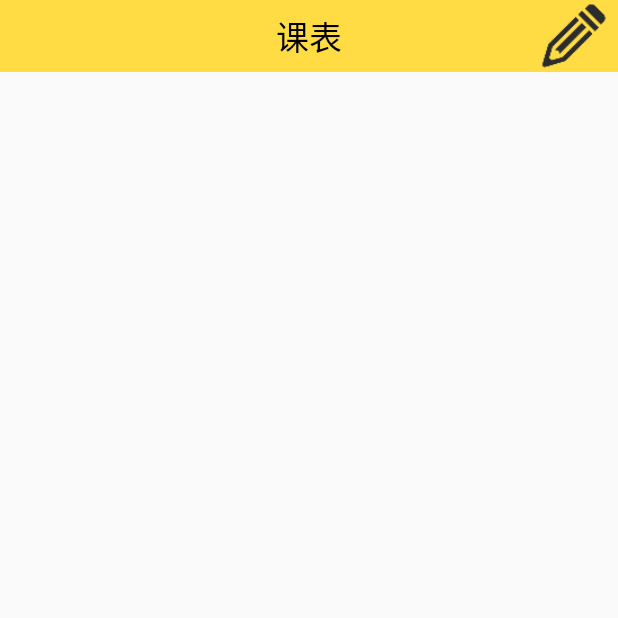
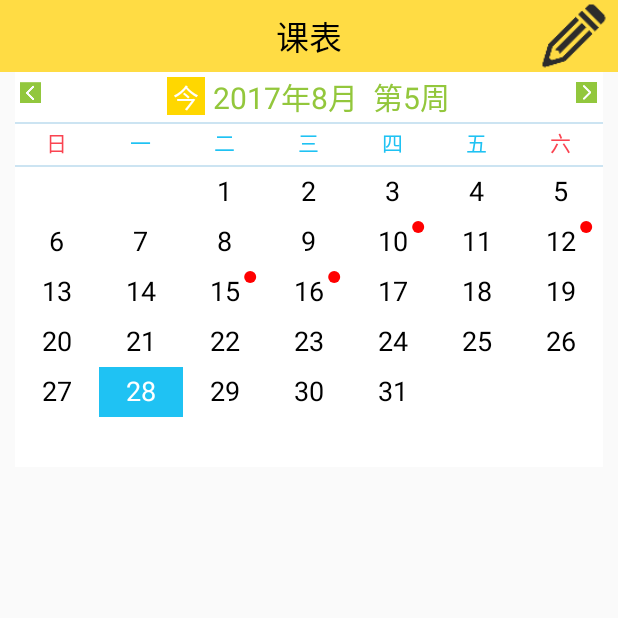
Before and after one commit to Chenxiao223/Cram_Baa, an Android app: the fragment ScheduleFragment shown on its own in the app's theme, on a phone screen of 412 x 824 dp, the top half of it. Run offline under Robolectric (Android 15) with nearby library versions, the phone set to English and light mode, and no system bars.

Commit message:
2017.8.28

```diff
--- a/app/src/main/java/com/example/cram_baa/ui/fragment/HomePageFragment.java
+++ b/app/src/main/java/com/example/cram_baa/ui/fragment/HomePageFragment.java
@@ -61,6 +61,11 @@ public class HomePageFragment extends Fragment implements View.OnClickListener {
         tv_chemistry= (TextView) getView().findViewById(R.id.iv_chemistry);
         tv_biology= (TextView) getView().findViewById(R.id.iv_biology);
         tv_more= (TextView) getView().findViewById(R.id.iv_more);
+        //设置图片和text之间的间距
+        tv_yuwen.setCompoundDrawablePadding(2);
+        tv_english.setCompoundDrawablePadding(2);
+        tv_math.setCompoundDrawablePadding(2);
+        tv_history.setCompoundDrawablePadding(2);
         //获取当前控件的布局对象
         LinearLayout.LayoutParams p_iv_yuwen= (LinearLayout.LayoutParams) tv_yuwen.getLayoutParams();
         p_iv_yuwen.height=height;//设置当前控件布局的高度
--- a/app/src/main/java/com/example/cram_baa/ui/fragment/ScheduleFragment.java
+++ b/app/src/main/java/com/example/cram_baa/ui/fragment/ScheduleFragment.java
@@ -6,16 +6,86 @@ import android.support.v4.app.Fragment;
 import android.view.LayoutInflater;
 import android.view.View;
 import android.view.ViewGroup;
+import android.widget.ImageView;
+import android.widget.TextView;
+import android.widget.Toast;
 
 import com.example.cram_baa.R;
+import com.example.cram_baa.util.MonthDateView;
+
+import java.util.ArrayList;
+import java.util.List;
 
 /**
  * Created by Administrator on 2017/7/17 0017.
  */
 public class ScheduleFragment extends Fragment {
+    private ImageView iv_left;
+    private ImageView iv_right;
+    private TextView tv_date;
+    private TextView tv_week;
+    private TextView tv_today;
+    private MonthDateView monthDateView;
+
     @Nullable
     @Override
     public View onCreateView(LayoutInflater inflater, ViewGroup container, Bundle savedInstanceState) {
         return inflater.inflate(R.layout.fragment_schedule,container,false);
     }
+
+    @Override
+    public void onActivityCreated(@Nullable Bundle savedInstanceState) {
+        super.onActivityCreated(savedInstanceState);
+        initView();
+    }
+
+    public void initView(){
+        List<Integer> list = new ArrayList<Integer>();
+        list.add(10);
+        list.add(12);
+        list.add(15);
+        list.add(16);
+        iv_left = (ImageView) getView().findViewById(R.id.iv_left);
+        iv_right = (ImageView) getView().findViewById(R.id.iv_right);
+        monthDateView = (MonthDateView) getView().findViewById(R.id.monthDateView);
+        tv_date = (TextView) getView().findViewById(R.id.date_text);
+        tv_week  =(TextView) getView().findViewById(R.id.week_text);
+        tv_today = (TextView) getView().findViewById(R.id.tv_today);
+        monthDateView.setTextView(tv_date,tv_week);
+        monthDateView.setDaysHasThingList(list);
+        monthDateView.setDateClick(new MonthDateView.DateClick() {
+
+            @Override
+            public void onClickOnDate() {
+                Toast.makeText(getContext(), "点击了：" + monthDateView.getmSelDay(), Toast.LENGTH_SHORT).show();
+            }
+        });
+        setOnlistener();
+    }
+
+    private void setOnlistener(){
+        iv_left.setOnClickListener(new View.OnClickListener() {
+
+            @Override
+            public void onClick(View v) {
+                monthDateView.onLeftClick();
+            }
+        });
+
+        iv_right.setOnClickListener(new View.OnClickListener() {
+
+            @Override
+            public void onClick(View v) {
+                monthDateView.onRightClick();
+            }
+        });
+
+        tv_today.setOnClickListener(new View.OnClickListener() {
+
+            @Override
+            public void onClick(View v) {
+                monthDateView.setTodayToView();
+            }
+        });
+    }
 }
--- /dev/null
+++ b/app/src/main/java/com/example/cram_baa/util/DateUtils.java
@@ -0,0 +1,57 @@
+package com.example.cram_baa.util;
+
+import java.util.Calendar;
+
+import android.util.Log;
+
+public class DateUtils {
+	/**
+     * 通过年份和月份 得到当月的日子
+     *
+     * @param year
+     * @param month
+     * @return
+     */
+    public static int getMonthDays(int year, int month) {
+		month++;
+		switch (month) {
+		case 1:
+		case 3:
+		case 5:
+		case 7:
+		case 8:
+		case 10:
+		case 12:
+		    return 31;
+		case 4:
+		case 6:
+		case 9:
+		case 11:
+		    return 30;
+		case 2:
+			if (((year % 4 == 0) && (year % 100 != 0)) || (year % 400 == 0)){
+				return 29;
+			}else{
+				return 28;
+			}
+		default:
+			return  -1;
+		}
+    }
+    /**
+     * 返回当前月份1号位于周几
+     * @param year
+     * 		年份
+     * @param month
+     * 		月份，传入系统获取的，不需要正常的
+     * @return
+     * 	日：1		一：2		二：3		三：4		四：5		五：6		六：7
+     */
+    public static int getFirstDayWeek(int year, int month){
+    	Calendar calendar = Calendar.getInstance();
+    	calendar.set(year, month, 1);
+    	Log.d("DateView", "DateView:First:" + calendar.getFirstDayOfWeek());
+    	return calendar.get(Calendar.DAY_OF_WEEK);
+    }
+
+}
--- /dev/null
+++ b/app/src/main/java/com/example/cram_baa/util/MonthDateView.java
@@ -0,0 +1,334 @@
+package com.example.cram_baa.util;
+
+import java.util.Calendar;
+import java.util.List;
+
+import android.content.Context;
+import android.graphics.Canvas;
+import android.graphics.Color;
+import android.graphics.Paint;
+import android.util.AttributeSet;
+import android.util.DisplayMetrics;
+import android.util.Log;
+import android.view.MotionEvent;
+import android.view.View;
+import android.widget.TextView;
+
+public class MonthDateView extends View {
+	private static final int NUM_COLUMNS = 7;
+	private static final int NUM_ROWS = 6;
+	private Paint mPaint;
+	private int mDayColor = Color.parseColor("#000000");
+	private int mSelectDayColor = Color.parseColor("#ffffff");
+	private int mSelectBGColor = Color.parseColor("#1FC2F3");
+	private int mCurrentColor = Color.parseColor("#ff0000");
+	private int mCurrYear,mCurrMonth,mCurrDay;
+	private int mSelYear,mSelMonth,mSelDay;
+	private int mColumnSize,mRowSize;
+	private DisplayMetrics mDisplayMetrics;
+	private int mDaySize = 18;
+	private TextView tv_date,tv_week;
+	private int weekRow;
+	private int [][] daysString;
+	private int mCircleRadius = 6;
+	private DateClick dateClick;
+	private int mCircleColor = Color.parseColor("#ff0000");
+	private List<Integer> daysHasThingList;
+	public MonthDateView(Context context, AttributeSet attrs) {
+		super(context, attrs);
+		mDisplayMetrics = getResources().getDisplayMetrics();
+		Calendar calendar = Calendar.getInstance();
+		mPaint = new Paint();
+		mCurrYear = calendar.get(Calendar.YEAR);
+		mCurrMonth = calendar.get(Calendar.MONTH);
+		mCurrDay = calendar.get(Calendar.DATE);
+		setSelectYearMonth(mCurrYear,mCurrMonth,mCurrDay);
+	}
+
+	@Override
+	protected void onMeasure(int widthMeasureSpec, int heightMeasureSpec) {
+		super.onMeasure(widthMeasureSpec, heightMeasureSpec);
+	}
+
+	@Override
+	protected void onDraw(Canvas canvas) {
+		initSize();
+		daysString = new int[6][7];
+		mPaint.setTextSize(mDaySize*mDisplayMetrics.scaledDensity);
+		String dayString;
+		int mMonthDays = DateUtils.getMonthDays(mSelYear, mSelMonth);
+		int weekNumber = DateUtils.getFirstDayWeek(mSelYear, mSelMonth);
+		Log.d("DateView", "DateView:" + mSelMonth+"月1号周" + weekNumber);
+		for(int day = 0;day < mMonthDays;day++){
+			dayString = (day + 1) + "";
+			int column = (day+weekNumber - 1) % 7;
+			int row = (day+weekNumber - 1) / 7;
+			daysString[row][column]=day + 1;
+			int startX = (int) (mColumnSize * column + (mColumnSize - mPaint.measureText(dayString))/2);
+			int startY = (int) (mRowSize * row + mRowSize/2 - (mPaint.ascent() + mPaint.descent())/2);
+			if(dayString.equals(mSelDay+"")){
+				//绘制背景色矩形
+				int startRecX = mColumnSize * column;
+				int startRecY = mRowSize * row;
+				int endRecX = startRecX + mColumnSize;
+				int endRecY = startRecY + mRowSize;
+				mPaint.setColor(mSelectBGColor);
+				canvas.drawRect(startRecX, startRecY, endRecX, endRecY, mPaint);
+				//记录第几行，即第几周
+				weekRow = row + 1;
+			}
+			//绘制事务圆形标志
+			drawCircle(row,column,day + 1,canvas);
+			if(dayString.equals(mSelDay+"")){
+				mPaint.setColor(mSelectDayColor);
+			}else if(dayString.equals(mCurrDay+"") && mCurrDay != mSelDay && mCurrMonth == mSelMonth){
+				//正常月，选中其他日期，则今日为红色
+				mPaint.setColor(mCurrentColor);
+			}else{
+				mPaint.setColor(mDayColor);
+			}
+			canvas.drawText(dayString, startX, startY, mPaint);
+			if(tv_date != null){
+				tv_date.setText(mSelYear + "年" + (mSelMonth + 1) + "月");
+			}
+
+			if(tv_week != null){
+				tv_week.setText("第" + weekRow  +"周");
+			}
+		}
+	}
+
+	private void drawCircle(int row,int column,int day,Canvas canvas){
+		if(daysHasThingList != null && daysHasThingList.size() >0){
+			if(!daysHasThingList.contains(day))return;
+			mPaint.setColor(mCircleColor);
+			float circleX = (float) (mColumnSize * column +	mColumnSize*0.8);
+			float circley = (float) (mRowSize * row + mRowSize*0.2);
+			canvas.drawCircle(circleX, circley, mCircleRadius, mPaint);
+		}
+	}
+	@Override
+	public boolean performClick() {
+		return super.performClick();
+	}
+
+	private int downX = 0,downY = 0;
+	@Override
+	public boolean onTouchEvent(MotionEvent event) {
+		int eventCode=  event.getAction();
+		switch(eventCode){
+		case MotionEvent.ACTION_DOWN:
+			downX = (int) event.getX();
+			downY = (int) event.getY();
+			break;
+		case MotionEvent.ACTION_MOVE:
+			break;
+		case MotionEvent.ACTION_UP:
+			int upX = (int) event.getX();
+			int upY = (int) event.getY();
+			if(Math.abs(upX-downX) < 10 && Math.abs(upY - downY) < 10){//点击事件
+				performClick();
+				doClickAction((upX + downX)/2,(upY + downY)/2);
+			}
+			break;
+		}
+		return true;
+	}
+
+	/**
+	 * 初始化列宽行高
+	 */
+	private void initSize(){
+		mColumnSize = getWidth() / NUM_COLUMNS;
+		mRowSize = getHeight() / NUM_ROWS;
+	}
+
+	/**
+	 * 设置年月
+	 * @param year
+	 * @param month
+	 */
+	private void setSelectYearMonth(int year,int month,int day){
+		mSelYear = year;
+		mSelMonth = month;
+		mSelDay = day;
+	}
+	/**
+	 * 执行点击事件
+	 * @param x
+	 * @param y
+	 */
+	private void doClickAction(int x,int y){
+		int row = y / mRowSize;
+		int column = x / mColumnSize;
+		setSelectYearMonth(mSelYear,mSelMonth,daysString[row][column]);
+		invalidate();
+		//执行activity发送过来的点击处理事件
+		if(dateClick != null){
+			dateClick.onClickOnDate();
+		}
+	}
+
+	/**
+	 * 左点击，日历向后翻页
+	 */
+	public void onLeftClick(){
+		int year = mSelYear;
+		int month = mSelMonth;
+		int day = mSelDay;
+		if(month == 0){//若果是1月份，则变成12月份
+			year = mSelYear-1;
+			month = 11;
+		}else if(DateUtils.getMonthDays(year, month) == day){
+			//如果当前日期为该月最后一点，当向前推的时候，就需要改变选中的日期
+			month = month-1;
+			day = DateUtils.getMonthDays(year, month);
+		}else{
+			month = month-1;
+		}
+		setSelectYearMonth(year,month,day);
+		invalidate();
+	}
+
+	/**
+	 * 右点击，日历向前翻页
+	 */
+	public void onRightClick(){
+		int year = mSelYear;
+		int month = mSelMonth;
+		int day = mSelDay;
+		if(month == 11){//若果是12月份，则变成1月份
+			year = mSelYear+1;
+			month = 0;
+		}else if(DateUtils.getMonthDays(year, month) == day){
+			//如果当前日期为该月最后一点，当向前推的时候，就需要改变选中的日期
+			month = month + 1;
+			day = DateUtils.getMonthDays(year, month);
+		}else{
+			month = month + 1;
+		}
+		setSelectYearMonth(year,month,day);
+		invalidate();
+	}
+
+	/**
+	 * 获取选择的年份
+	 * @return
+	 */
+	public int getmSelYear() {
+		return mSelYear;
+	}
+	/**
+	 * 获取选择的月份
+	 * @return
+	 */
+	public int getmSelMonth() {
+		return mSelMonth;
+	}
+	/**
+	 * 获取选择的日期
+	 * @param mSelDay
+	 */
+	public int getmSelDay() {
+		return this.mSelDay;
+	}
+	/**
+	 * 普通日期的字体颜色，默认黑色
+	 * @param mDayColor
+	 */
+	public void setmDayColor(int mDayColor) {
+		this.mDayColor = mDayColor;
+	}
+
+	/**
+	 * 选择日期的颜色，默认为白色
+	 * @param mSelectDayColor
+	 */
+	public void setmSelectDayColor(int mSelectDayColor) {
+		this.mSelectDayColor = mSelectDayColor;
+	}
+
+	/**
+	 * 选中日期的背景颜色，默认蓝色
+	 * @param mSelectBGColor
+	 */
+	public void setmSelectBGColor(int mSelectBGColor) {
+		this.mSelectBGColor = mSelectBGColor;
+	}
+	/**
+	 * 当前日期不是选中的颜色，默认红色
+	 * @param mCurrentColor
+	 */
+	public void setmCurrentColor(int mCurrentColor) {
+		this.mCurrentColor = mCurrentColor;
+	}
+
+	/**
+	 * 日期的大小，默认18sp
+	 * @param mDaySize
+	 */
+	public void setmDaySize(int mDaySize) {
+		this.mDaySize = mDaySize;
+	}
+	/**
+	 * 设置显示当前日期的控件
+	 * @param tv_date
+	 * 		显示日期
+	 * @param tv_week
+	 * 		显示周
+	 */
+	public void setTextView(TextView tv_date,TextView tv_week){
+		this.tv_date = tv_date;
+		this.tv_week = tv_week;
+		invalidate();
+	}
+
+	/**
+	 * 设置事务天数
+	 * @param daysHasThingList
+	 */
+	public void setDaysHasThingList(List<Integer> daysHasThingList) {
+		this.daysHasThingList = daysHasThingList;
+	}
+
+	/***
+	 * 设置圆圈的半径，默认为6
+	 * @param mCircleRadius
+	 */
+	public void setmCircleRadius(int mCircleRadius) {
+		this.mCircleRadius = mCircleRadius;
+	}
+
+	/**
+	 * 设置圆圈的半径
+	 * @param mCircleColor
+	 */
+	public void setmCircleColor(int mCircleColor) {
+		this.mCircleColor = mCircleColor;
+	}
+
+	/**
+	 * 设置日期的点击回调事件
+	 * @author shiwei.deng
+	 *
+	 */
+	public interface DateClick{
+		public void onClickOnDate();
+	}
+
+	/**
+	 * 设置日期点击事件
+	 * @param dateClick
+	 */
+	public void setDateClick(DateClick dateClick) {
+		this.dateClick = dateClick;
+	}
+
+	/**
+	 * 跳转至今天
+	 */
+	public void setTodayToView(){
+		setSelectYearMonth(mCurrYear,mCurrMonth,mCurrDay);
+		invalidate();
+	}
+}
--- /dev/null
+++ b/app/src/main/java/com/example/cram_baa/util/WeekDayView.java
@@ -0,0 +1,138 @@
+package com.example.cram_baa.util;
+
+import android.content.Context;
+import android.graphics.Canvas;
+import android.graphics.Color;
+import android.graphics.Paint;
+import android.graphics.Paint.Style;
+import android.util.AttributeSet;
+import android.util.DisplayMetrics;
+import android.view.View;
+
+public class WeekDayView extends View {
+	//上横线颜色
+	private int mTopLineColor = Color.parseColor("#CCE4F2");
+	//下横线颜色
+	private int mBottomLineColor = Color.parseColor("#CCE4F2");
+	//周一到周五的颜色
+	private int mWeedayColor = Color.parseColor("#1FC2F3");
+	//周六、周日的颜色
+	private int mWeekendColor = Color.parseColor("#fa4451");
+	//线的宽度
+	private int mStrokeWidth = 4;
+	private int mWeekSize = 14;
+	private Paint paint;
+	private DisplayMetrics mDisplayMetrics;
+	private String[] weekString = new String[]{"日","一","二","三","四","五","六"};
+	public WeekDayView(Context context, AttributeSet attrs) {
+		super(context, attrs);
+		mDisplayMetrics = getResources().getDisplayMetrics();
+		paint = new Paint();
+	}
+
+	@Override
+	protected void onMeasure(int widthMeasureSpec, int heightMeasureSpec) {
+		int widthSize = MeasureSpec.getSize(widthMeasureSpec);
+		int widthMode = MeasureSpec.getMode(widthMeasureSpec);
+
+		int heightSize = MeasureSpec.getSize(heightMeasureSpec);
+		int heightMode = MeasureSpec.getMode(heightMeasureSpec);
+
+		if(heightMode == MeasureSpec.AT_MOST){
+			heightSize = mDisplayMetrics.densityDpi * 30;
+		}
+		if(widthMode == MeasureSpec.AT_MOST){
+			widthSize = mDisplayMetrics.densityDpi * 300;
+		}
+		setMeasuredDimension(widthSize, heightSize);
+	}
+
+	@Override
+	protected void onDraw(Canvas canvas) {
+		int width = getWidth();
+		int height = getHeight();
+		//进行画上下线
+		paint.setStyle(Style.STROKE);
+		paint.setColor(mTopLineColor);
+		paint.setStrokeWidth(mStrokeWidth);
+		canvas.drawLine(0, 0, width, 0, paint);
+
+		//画下横线
+		paint.setColor(mBottomLineColor);
+		canvas.drawLine(0, height, width, height, paint);
+		paint.setStyle(Style.FILL);
+		paint.setTextSize(mWeekSize * mDisplayMetrics.scaledDensity);
+		int columnWidth = width / 7;
+		for(int i=0;i < weekString.length;i++){
+			String text = weekString[i];
+			int fontWidth = (int) paint.measureText(text);
+			int startX = columnWidth * i + (columnWidth - fontWidth)/2;
+			int startY = (int) (height/2 - (paint.ascent() + paint.descent())/2);
+			if(text.indexOf("日") > -1|| text.indexOf("六") > -1){
+				paint.setColor(mWeekendColor);
+			}else{
+				paint.setColor(mWeedayColor);
+			}
+			canvas.drawText(text, startX, startY, paint);
+		}
+	}
+
+	/**
+	 * 设置顶线的颜色
+	 * @param mTopLineColor
+	 */
+	public void setmTopLineColor(int mTopLineColor) {
+		this.mTopLineColor = mTopLineColor;
+	}
+
+	/**
+	 * 设置底线的颜色
+	 * @param mBottomLineColor
+	 */
+	public void setmBottomLineColor(int mBottomLineColor) {
+		this.mBottomLineColor = mBottomLineColor;
+	}
+
+	/**
+	 * 设置周一-五的颜色
+	 * @return
+	 */
+	public void setmWeedayColor(int mWeedayColor) {
+		this.mWeedayColor = mWeedayColor;
+	}
+
+	/**
+	 * 设置周六、周日的颜色
+	 * @param mWeekendColor
+	 */
+	public void setmWeekendColor(int mWeekendColor) {
+		this.mWeekendColor = mWeekendColor;
+	}
+
+	/**
+	 * 设置边线的宽度
+	 * @param mStrokeWidth
+	 */
+	public void setmStrokeWidth(int mStrokeWidth) {
+		this.mStrokeWidth = mStrokeWidth;
+	}
+
+
+	/**
+	 * 设置字体的大小
+	 * @param mWeekSize
+	 */
+	public void setmWeekSize(int mWeekSize) {
+		this.mWeekSize = mWeekSize;
+	}
+
+
+	/**
+	 * 设置星期的形式
+	 * @param weekString
+	 * 默认值	"日","一","二","三","四","五","六"
+	 */
+	public void setWeekString(String[] weekString) {
+		this.weekString = weekString;
+	}
+}
--- a/app/src/main/res/layout/fragment_schedule.xml
+++ b/app/src/main/res/layout/fragment_schedule.xml
@@ -19,14 +19,99 @@
             android:textSize="@dimen/activity_title_tvtitle" />
 
         <Button
+
             android:id="@+id/btn_right"
             android:layout_width="48dp"
             android:layout_height="48dp"
-            android:padding="0.2dp"
             android:layout_marginRight="5dp"
             android:background="@drawable/edit"
             android:layout_centerVertical="true"
             android:layout_alignParentRight="true" />
     </RelativeLayout>
 
+    <!-- 日历时间选择栏 -->
+    <RelativeLayout
+        android:layout_width="fill_parent"
+        android:layout_height="wrap_content"
+        android:gravity="center_vertical"
+        android:background="#ffffff"
+        android:layout_marginLeft="10dp"
+        android:layout_marginRight="10dp"
+        android:paddingTop="3dp">
+        <ImageView
+            android:id="@+id/iv_left"
+            android:layout_width="wrap_content"
+            android:layout_height="wrap_content"
+            android:layout_alignParentLeft="true"
+            android:contentDescription="@null"
+            android:background="@drawable/left_arrow" />
+        <ImageView
+            android:id="@+id/iv_right"
+            android:layout_width="wrap_content"
+            android:layout_height="wrap_content"
+            android:layout_alignParentRight="true"
+            android:contentDescription="@null"
+            android:background="@drawable/right_arrow" />
+        <LinearLayout
+            android:id="@+id/date_operator_ll"
+            android:layout_width="fill_parent"
+            android:layout_height="wrap_content"
+            android:layout_gravity="center_vertical"
+            android:gravity="center"
+            android:layout_centerInParent="true"
+            android:orientation="horizontal" >
+            <TextView
+                android:id="@+id/tv_today"
+                android:layout_width="25dp"
+                android:layout_height="25dp"
+                android:layout_marginRight="5dp"
+                android:text="今"
+                android:gravity="center"
+                android:background="#FFD700"
+                android:textColor="#ffffff"
+                android:textSize="17sp" />
+
+            <TextView
+                android:id="@+id/date_text"
+                style="@style/myschedule_current_month_tv"
+                android:layout_width="wrap_content"
+                android:layout_height="wrap_content"
+                android:gravity="center_horizontal"
+                android:textColor="#93C73C"
+                android:textSize="20sp"
+                android:text="" />
+            <TextView
+                android:id="@+id/week_text"
+                style="@style/myschedule_current_month_tv"
+                android:layout_width="wrap_content"
+                android:layout_height="wrap_content"
+                android:gravity="center_horizontal"
+                android:layout_marginLeft="10dp"
+                android:textColor="#93C73C"
+                android:textSize="20sp"
+                android:text="" />
+        </LinearLayout>
+    </RelativeLayout>
+    <LinearLayout
+        android:layout_width="fill_parent"
+        android:layout_height="wrap_content"
+        android:layout_marginLeft="10dp"
+        android:layout_marginRight="10dp"
+        android:background="#ffffff"
+        android:orientation="vertical" >
+
+        <com.example.cram_baa.util.WeekDayView
+            android:layout_width="match_parent"
+            android:layout_height="30dp" />
+        <com.example.cram_baa.util.MonthDateView
+            android:id="@+id/monthDateView"
+            android:layout_width="fill_parent"
+            android:layout_height="200dp" />
+    </LinearLayout>
+
+    <ListView
+        android:id="@+id/list_item"
+        android:layout_width="match_parent"
+        android:layout_height="match_parent"/>
+
 </LinearLayout>
--- a/app/src/main/res/values/styles.xml
+++ b/app/src/main/res/values/styles.xml
@@ -13,4 +13,9 @@
         <item name="android:windowExitAnimation">@anim/pop_exit_anim</item>
     </style>
 
+    <style name="myschedule_current_month_tv">
+        <item name="android:textColor">#000000</item>
+        <item name="android:textSize">30sp</item>
+    </style>
+
 </resources>
```
Also changed, not shown: app/src/main/java/com/example/cram_baa/b.java (deleted, +0 -7 lines), app/src/main/java/com/example/cram_baa/ui/sa.java (deleted, +0 -7 lines), app/src/main/res/drawable-xxhdpi/left_arrow.png (added), app/src/main/res/drawable-xxhdpi/right_arrow.png (added).
